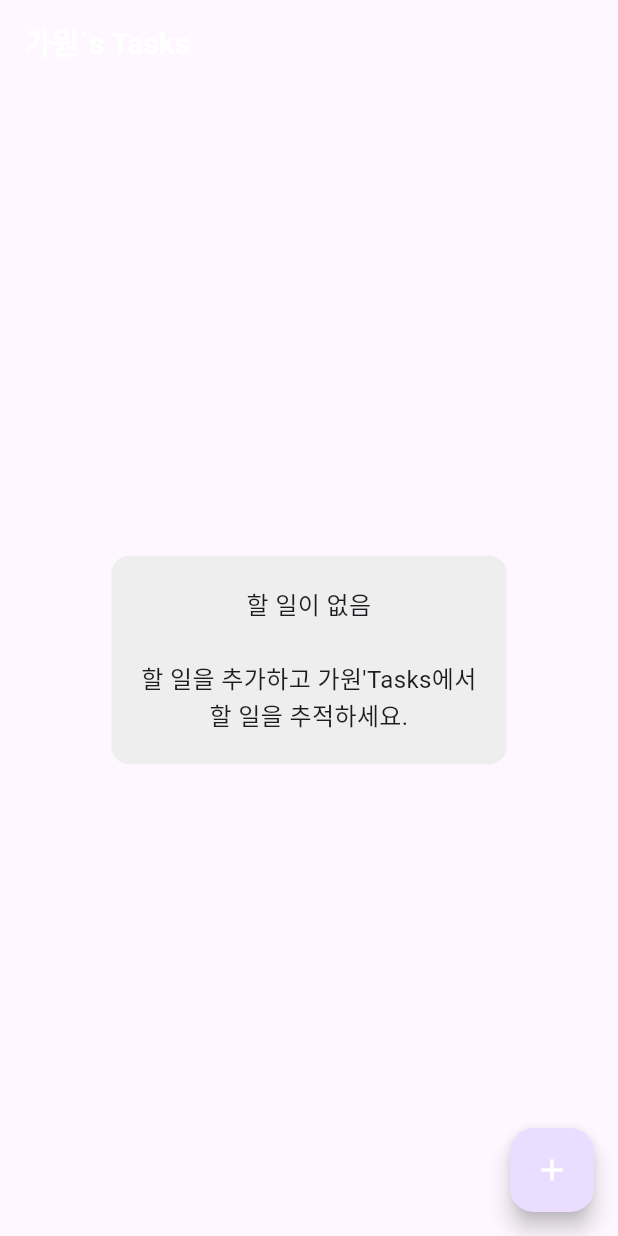
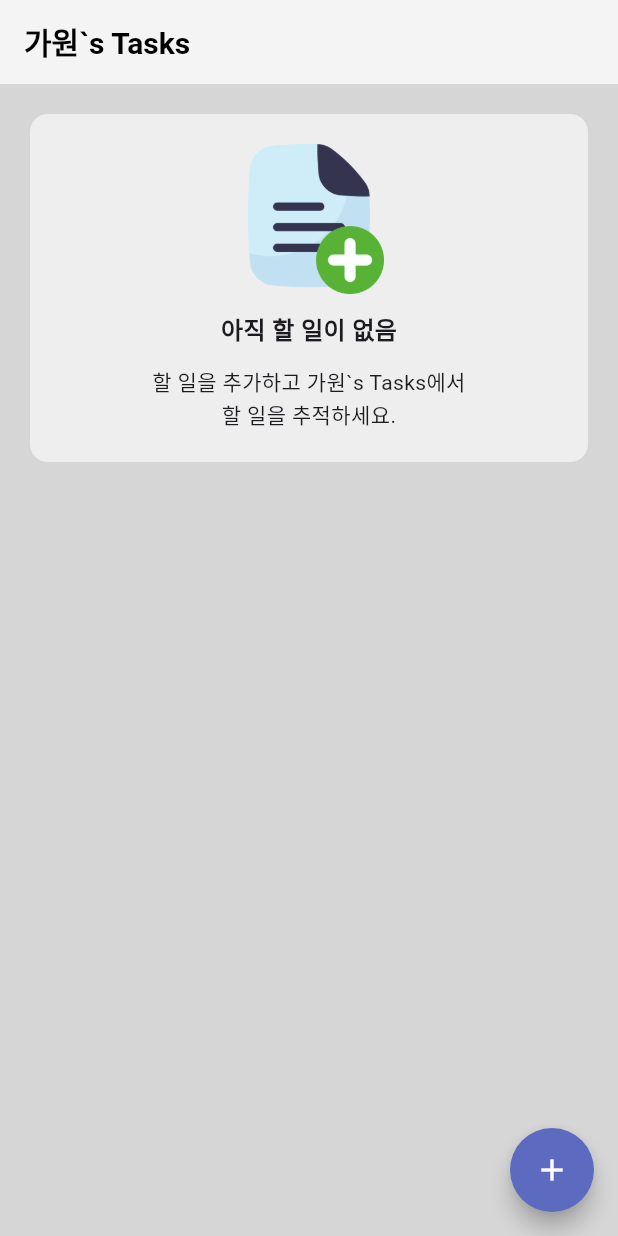
Before and after one commit to uiiuodo/tasks, a Flutter app: the screen it shows after launch, on a phone screen of 412 x 824 dp. Run offline on Flutter 3.47's test engine with Material 3 defaults, Android fonts, the phone set to English and light mode, and no system bars.

Commit message:
1차 마무리

```diff
--- a/lib/home_page.dart
+++ b/lib/home_page.dart
@@ -3,6 +3,7 @@ import 'todo_entity.dart';
 import 'todo_widget.dart';
 import 'add_todo_sheet.dart';
 import 'todo_detail_page.dart';
+import 'no_todo_view.dart'; // ⬅️ 추가
 
 class HomePage extends StatefulWidget {
   const HomePage({super.key});
@@ -52,25 +53,15 @@ class _HomePageState extends State<HomePage> {
   @override
   Widget build(BuildContext context) {
     return Scaffold(
-      // 키보드와 무관하게 FAB 고정
-      resizeToAvoidBottomInset: false,
+      resizeToAvoidBottomInset: false, // FAB 고정
+      backgroundColor: const Color(0xFFD6D6D6),
       appBar: AppBar(title: const Text("가원`s Tasks")),
       body: Padding(
-        padding: const EdgeInsets.all(16),
+        padding: const EdgeInsets.all(20),
         child: _todos.isEmpty
-            ? Center(
-                child: Container(
-                  padding: const EdgeInsets.all(20),
-                  decoration: BoxDecoration(
-                    color: Colors.grey[200],
-                    borderRadius: BorderRadius.circular(12),
-                  ),
-                  child: const Text(
-                    "할 일이 없음\n \n할 일을 추가하고 가원'Tasks에서\n할 일을 추적하세요.",
-                    textAlign: TextAlign.center,
-                    style: TextStyle(fontSize: 16, height: 1.5),
-                  ),
-                ),
+            ? Column(
+                crossAxisAlignment: CrossAxisAlignment.stretch,
+                children: [NoTodoView(appTitle: "가원`s Tasks")],
               )
             : ListView.separated(
                 itemCount: _todos.length,
@@ -85,6 +76,8 @@ class _HomePageState extends State<HomePage> {
       ),
       floatingActionButton: FloatingActionButton(
         onPressed: _addTodo,
+        backgroundColor: Color(0xFF5C6BC0), // ✅ 버튼 색 변경
+        shape: const CircleBorder(), // ✅ 원형 보장
         child: const Icon(Icons.add, color: Colors.white, size: 24),
       ),
     );
--- a/lib/main.dart
+++ b/lib/main.dart
@@ -15,9 +15,12 @@ class MyApp extends StatelessWidget {
       theme: ThemeData(
         useMaterial3: true,
         appBarTheme: const AppBarTheme(
+          backgroundColor: Color(0xFFF4F4F4), // 💚 상단 밝은 민트색
+          foregroundColor: Colors.black, // 🖤 글씨색 (가원`s Tasks)
           titleTextStyle: TextStyle(
             fontSize: 20, // 글씨 크기 키움
-            fontWeight: FontWeight.w700, // 굵게
+            fontWeight: FontWeight.w700,
+            color: Colors.black, // 굵게
           ),
         ),
       ),
--- a/lib/no_todo_view.dart
+++ b/lib/no_todo_view.dart
@@ -2,37 +2,37 @@ import 'package:flutter/material.dart';
 
 class NoTodoView extends StatelessWidget {
   const NoTodoView({super.key, required this.appTitle});
-
   final String appTitle;
 
   @override
   Widget build(BuildContext context) {
     return Container(
+      width: double.infinity,
       padding: const EdgeInsets.all(20), // padding 20
       decoration: BoxDecoration(
-        color: Colors.grey[200], // 배경색
-        borderRadius: BorderRadius.circular(12), // 라운딩 12
+        color: Colors.grey[200],
+        borderRadius: BorderRadius.circular(12), // 라운드 12
       ),
       child: Column(
         mainAxisSize: MainAxisSize.min,
         children: [
-          // 🟩 이미지 부분
+          // ⬇️ 이미지 영역(보더 넣어서 영역 보이게)
           Container(
             width: 100,
             height: 100,
             alignment: Alignment.center,
-            decoration: BoxDecoration(
-              color: Colors.white,
-              borderRadius: BorderRadius.circular(12),
-            ),
+
             child: Image.asset(
-              'assets/images/add_file.png', // 네가 넣은 이미지 경로
+              'assets/images/add_file.png', // PNG로 등록했으니 .png!
               width: 100,
               height: 100,
               fit: BoxFit.contain,
+              // ⬇️ 경로/등록 문제면 바로 빨간 에러아이콘 뜸
+              errorBuilder: (_, __, ___) =>
+                  const Icon(Icons.error, color: Colors.red, size: 40),
             ),
           ),
-          const SizedBox(height: 12), // 요소 간 간격
+          const SizedBox(height: 12),
           const Text(
             '아직 할 일이 없음',
             style: TextStyle(fontSize: 16, fontWeight: FontWeight.w700),
--- a/lib/todo_detail_page.dart
+++ b/lib/todo_detail_page.dart
@@ -31,6 +31,7 @@ class _ToDoDetailPageState extends State<ToDoDetailPage> {
   @override
   Widget build(BuildContext context) {
     return Scaffold(
+      backgroundColor: const Color(0xFFD6D6D6),
       appBar: AppBar(
         leading: IconButton(
           onPressed: _goBack,
```
